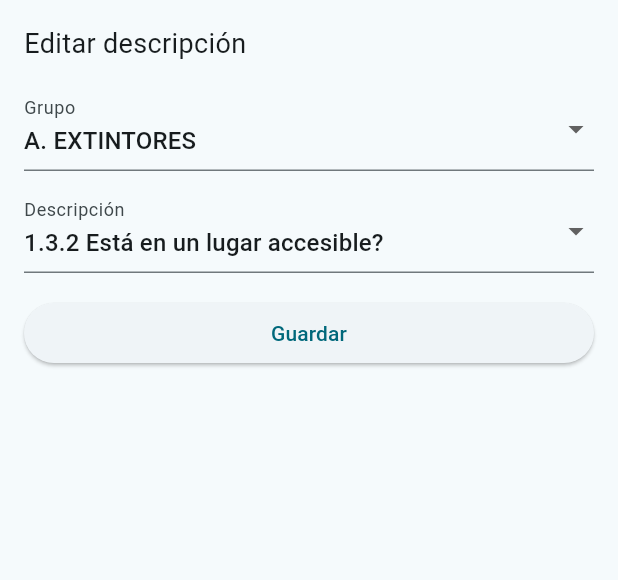
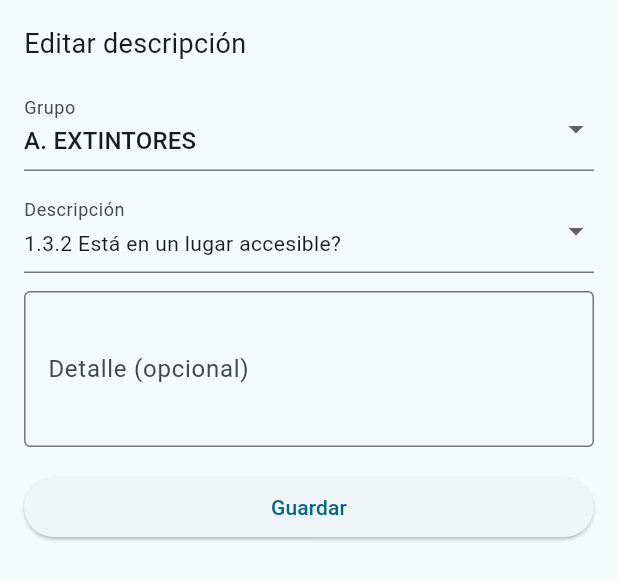
Before and after one commit to ztaydwn/inspectw_camera, a Flutter app: the _EditDescriptionSheet widget shown alone on an empty page, opened directly with empty values, on a phone screen of 412 x 824 dp. Shown: the top 580 px of the screen. Run offline on Flutter 3.47's test engine with Material 3 defaults, Android fonts, the phone set to English and light mode, and no system bars; our stand-ins replace camera, device_info_plus, diacritic, permission_handler, speech_to_text; missing offline and left inert: media_store_plus.

Commit message:
CAMBIO DE EDICION MEJORA

```diff
--- a/lib/screens/photo_viewer_screen.dart
+++ b/lib/screens/photo_viewer_screen.dart
@@ -93,33 +93,58 @@ class _EditDescriptionSheetState extends State<_EditDescriptionSheet> {
   String? _selectedGroup;
   String? _selectedDescription;
   List<String> _descriptionsForGroup = [];
+  late TextEditingController _detailsController;
 
   @override
   void initState() {
     super.initState();
+    _detailsController = TextEditingController();
 
-    // Find the initial group and description
-    for (var group in kDescriptionGroups.entries) {
-      if (group.value.contains(widget.initial)) {
-        _selectedGroup = group.key;
-        _selectedDescription = widget.initial;
-        _descriptionsForGroup = group.value;
-        break;
+    // Find the initial group, preset, and detail
+    _findInitialValues();
+  }
+
+  void _findInitialValues() {
+    for (var groupEntry in kDescriptionGroups.entries) {
+      for (var preset in groupEntry.value) {
+        if (widget.initial.startsWith(preset)) {
+          setState(() {
+            _selectedGroup = groupEntry.key;
+            _descriptionsForGroup = groupEntry.value;
+            _selectedDescription = preset;
+
+            String detail = widget.initial.substring(preset.length).trim();
+            if (detail.startsWith(':') || detail.startsWith('-')) {
+              detail = detail.substring(1).trim();
+            }
+            _detailsController.text = detail;
+          });
+          return; // Found a match, exit
+        }
       }
     }
 
-    // If not found (e.g., custom description), set defaults
-    if (_selectedGroup == null) {
+    // If no preset was matched, assume the whole thing is a custom description.
+    // We set a default group and description, and put the initial value in details.
+    setState(() {
       _selectedGroup = kDescriptionGroups.keys.first;
       _descriptionsForGroup = kDescriptionGroups[_selectedGroup]!;
       _selectedDescription = _descriptionsForGroup.first;
+      _detailsController.text = widget.initial;
+    });
   }
+
+  @override
+  void dispose() {
+    _detailsController.dispose();
+    super.dispose();
   }
 
   @override
   Widget build(BuildContext context) {
     return Padding(
       padding: MediaQuery.of(context).viewInsets,
+      child: SingleChildScrollView(
         child: Padding(
           padding: const EdgeInsets.all(16.0),
           child: Column(
@@ -141,7 +166,6 @@ class _EditDescriptionSheetState extends State<_EditDescriptionSheet> {
                   setState(() {
                     _selectedGroup = newValue!;
                     _descriptionsForGroup = kDescriptionGroups[_selectedGroup]!;
-                  // Reset description if it's not in the new group
                     if (!_descriptionsForGroup.contains(_selectedDescription)) {
                       _selectedDescription = _descriptionsForGroup.first;
                     }
@@ -156,7 +180,12 @@ class _EditDescriptionSheetState extends State<_EditDescriptionSheet> {
                 items: _descriptionsForGroup.map((String description) {
                   return DropdownMenuItem<String>(
                     value: description,
-                  child: Text(description, overflow: TextOverflow.ellipsis),
+                    child: RichText(
+                      text: TextSpan(
+                        text: description,
+                        style: DefaultTextStyle.of(context).style,
+                      ),
+                    ),
                   );
                 }).toList(),
                 onChanged: (String? newValue) {
@@ -165,16 +194,31 @@ class _EditDescriptionSheetState extends State<_EditDescriptionSheet> {
                   });
                 },
               ),
+              const SizedBox(height: 12),
+              TextField(
+                controller: _detailsController,
+                decoration: const InputDecoration(
+                  labelText: 'Detalle (opcional)',
+                  hintText: 'Añade información adicional aquí',
+                  border: OutlineInputBorder(),
+                ),
+                maxLines: 3,
+              ),
               const SizedBox(height: 16),
               ElevatedButton(
                 onPressed: () {
-                Navigator.pop(context, _selectedDescription);
+                  final preset = _selectedDescription ?? '';
+                  final detail = _detailsController.text.trim();
+                  final finalDescription =
+                      detail.isEmpty ? preset : '$preset: $detail';
+                  Navigator.pop(context, finalDescription);
                 },
                 child: const Text('Guardar'),
               )
             ],
           ),
         ),
+      ),
     );
   }
 }
```
Lines whose indentation alone changed are shown as unchanged.
